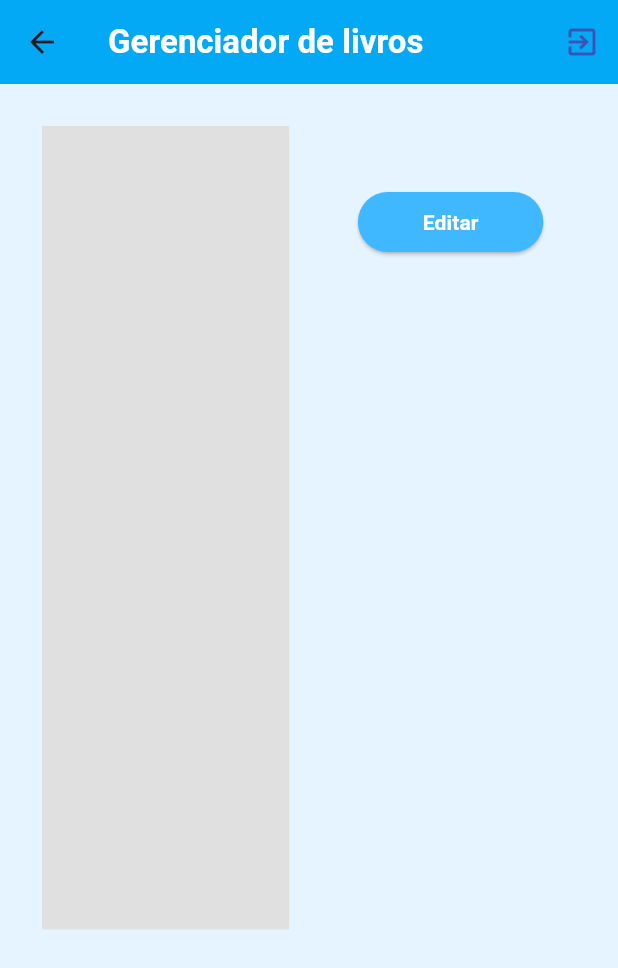
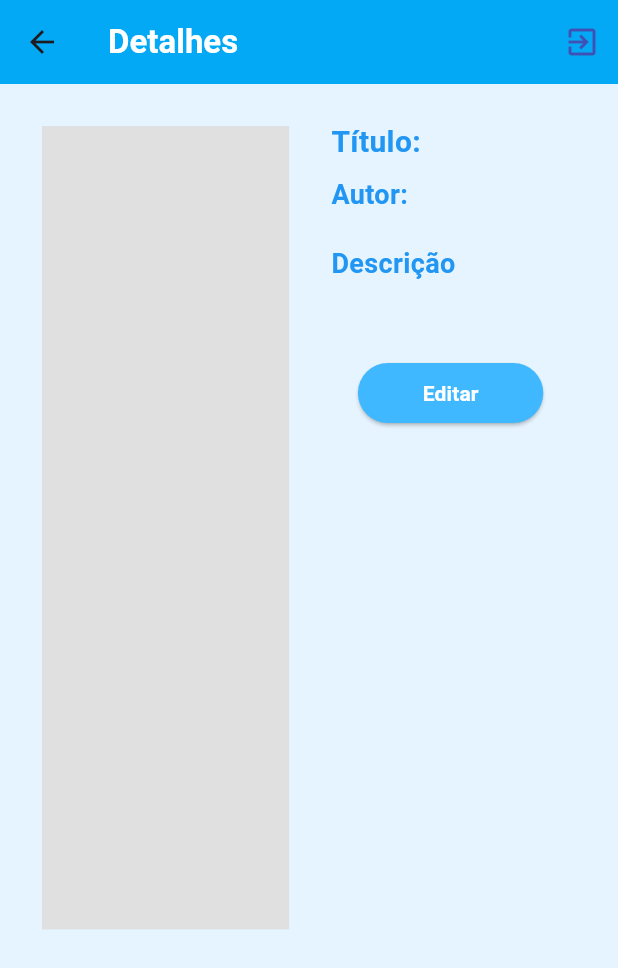
Before and after one commit to Mirelly-Gomes/Biblioteca_projeto_integrador, a Flutter app: the BookPage screen opened directly with empty values, on a phone screen of 412 x 824 dp. Shown: the top 968 px of the screen. Run offline on Flutter 3.47's test engine with Material 3 defaults, Android fonts, the phone set to English and light mode, and no system bars; our stand-ins replace dio, quickalert, shared_preferences; accounts and stored records are empty.

Commit message:
alterações

```diff
--- a/biblioteca/lib/pages/add_book.dart
+++ b/biblioteca/lib/pages/add_book.dart
@@ -12,7 +12,7 @@ class AddBookPage extends StatefulWidget {
 }
 
 class _AddBookPageState extends State<AddBookPage> {
-  final ApiService _apiService = ApiService(); // usa ApiService
+  final ApiService _apiService = ApiService();
   TextEditingController titleController = TextEditingController();
   TextEditingController authorController = TextEditingController();
   TextEditingController descriptionController = TextEditingController();
@@ -88,7 +88,7 @@ class _AddBookPageState extends State<AddBookPage> {
         backgroundColor: const Color(0xFF40B8FF),
         elevation: 0,
         title: const Text(
-          "Gerenciador de livros",
+          "Novo Livro",
           style: TextStyle(color: Colors.white),
         ),
         actions: [
@@ -173,7 +173,7 @@ class _AddBookPageState extends State<AddBookPage> {
                     ),
                   ),
                   child: const Text(
-                    "Adicionar",
+                    "Salvar",
                     style: TextStyle(
                       color: Colors.white,
                       fontWeight: FontWeight.bold,
--- a/biblioteca/lib/pages/book_page.dart
+++ b/biblioteca/lib/pages/book_page.dart
@@ -1,4 +1,5 @@
 import 'package:flutter/material.dart';
+import '../services/api_service.dart';
 
 class BookPage extends StatefulWidget {
   static const String route = "/book";
@@ -13,8 +14,9 @@ class _BookPageState extends State<BookPage> {
   late TextEditingController _titleController;
   late TextEditingController _authorController;
   late TextEditingController _descriptionController;
+  bool _isEditing = false;
 
-  bool _isEditing = false;
+  final ApiService _apiService = ApiService();
 
   @override
   void initState() {
@@ -34,11 +36,22 @@ class _BookPageState extends State<BookPage> {
     super.dispose();
   }
 
-  void _saveChanges() {
-    widget.book["title"] = _titleController.text;
-    widget.book["author"] = _authorController.text;
-    widget.book["description"] = _descriptionController.text;
-    Navigator.pop(context, widget.book);
+  Future<void> _saveChanges() async {
+    try {
+      final updatedBook = {
+        "title": _titleController.text,
+        "author": _authorController.text,
+        "description": _descriptionController.text,
+      };
+
+      await _apiService.updateLivro(widget.book["id"].toString(), updatedBook);
+
+      Navigator.pop(context, updatedBook);
+    } catch (e) {
+      ScaffoldMessenger.of(context).showSnackBar(
+        SnackBar(content: Text("Erro ao salvar: $e")),
+      );
+    }
   }
 
   @override
@@ -53,15 +66,13 @@ class _BookPageState extends State<BookPage> {
         backgroundColor: Colors.lightBlue,
         elevation: 0,
         title: const Text(
-          "Gerenciador de livros",
+          "Detalhes",
           style: TextStyle(color: Colors.white, fontWeight: FontWeight.bold),
         ),
         actions: [
           IconButton(
             icon: const Icon(Icons.exit_to_app, color: Colors.indigo),
-            onPressed: () {
-              Navigator.pop(context);
-            },
+            onPressed: () => Navigator.pop(context),
           ),
         ],
       ),
@@ -70,44 +81,34 @@ class _BookPageState extends State<BookPage> {
         child: Row(
           crossAxisAlignment: CrossAxisAlignment.start,
           children: [
-            // Capa
             Container(
               margin: const EdgeInsets.all(12),
               width: screenWidth * 0.4,
               height: screenHeight * 0.65,
               color: Colors.grey.shade300,
-              child:
-                  book["image"] != null && book["image"].toString().isNotEmpty
+              child: book["cover_url"] != null &&
+                      book["cover_url"].toString().isNotEmpty
                   ? ClipRRect(
                       borderRadius: BorderRadius.circular(8),
-                        child: Image.network(book["image"], fit: BoxFit.cover),
+                      child: Image.network(book["cover_url"], fit: BoxFit.cover),
                     )
                   : null,
             ),
-            // Informações
             Expanded(
               child: Padding(
-                padding: const EdgeInsets.symmetric(
-                  horizontal: 16,
-                  vertical: 8,
-                ),
+                padding: const EdgeInsets.symmetric(horizontal: 16, vertical: 8),
                 child: Column(
                   crossAxisAlignment: CrossAxisAlignment.start,
                   children: [
-                    // Título
                     _isEditing
                         ? TextField(
                             controller: _titleController,
                             decoration: const InputDecoration(
                               labelText: "Título",
-                            labelStyle: TextStyle(color: Colors.blue),
                               border: OutlineInputBorder(),
                             ),
-                          style: const TextStyle(color: Colors.black),
                           )
-                        : (book["title"] != null &&
-                            book["title"].toString().isNotEmpty)
-                        ? Text.rich(
+                        : Text.rich(
                             TextSpan(
                               children: [
                                 const TextSpan(
@@ -119,31 +120,22 @@ class _BookPageState extends State<BookPage> {
                                   ),
                                 ),
                                 TextSpan(
-                                text: book["title"],
-                                style: const TextStyle(
-                                  fontSize: 20,
-                                  color: Colors.black,
-                                ),
+                                  text: book["title"] ?? "",
+                                  style: const TextStyle(fontSize: 20),
                                 ),
                               ],
                             ),
-                        )
-                        : const SizedBox(),
+                          ),
                     const SizedBox(height: 8),
-                    // Autor
                     _isEditing
                         ? TextField(
                             controller: _authorController,
                             decoration: const InputDecoration(
                               labelText: "Autor",
-                            labelStyle: TextStyle(color: Colors.blue),
                               border: OutlineInputBorder(),
                             ),
-                          style: const TextStyle(color: Colors.black),
                           )
-                        : (book["author"] != null &&
-                            book["author"].toString().isNotEmpty)
-                        ? Text.rich(
+                        : Text.rich(
                             TextSpan(
                               children: [
                                 const TextSpan(
@@ -155,32 +147,23 @@ class _BookPageState extends State<BookPage> {
                                   ),
                                 ),
                                 TextSpan(
-                                text: book["author"],
-                                style: const TextStyle(
-                                  fontSize: 18,
-                                  color: Colors.black,
-                                ),
+                                  text: book["author"] ?? "",
+                                  style: const TextStyle(fontSize: 18),
                                 ),
                               ],
                             ),
-                        )
-                        : const SizedBox(),
+                          ),
                     const SizedBox(height: 20),
-                    // Descrição
                     _isEditing
                         ? TextField(
                             controller: _descriptionController,
                             decoration: const InputDecoration(
                               labelText: "Descrição",
-                            labelStyle: TextStyle(color: Colors.blue),
                               border: OutlineInputBorder(),
                             ),
                             maxLines: 5,
-                          style: const TextStyle(color: Colors.black),
                           )
-                        : (book["description"] != null &&
-                            book["description"].toString().isNotEmpty)
-                        ? Column(
+                        : Column(
                             crossAxisAlignment: CrossAxisAlignment.start,
                             children: [
                               const Text(
@@ -193,17 +176,12 @@ class _BookPageState extends State<BookPage> {
                               ),
                               const SizedBox(height: 10),
                               Text(
-                              book["description"],
-                              style: const TextStyle(
-                                fontSize: 16,
-                                color: Colors.black,
-                              ),
+                                book["description"] ?? "",
+                                style: const TextStyle(fontSize: 16),
                               ),
                             ],
-                        )
-                        : const SizedBox(),
+                          ),
                     const SizedBox(height: 20),
-
                     Center(
                       child: SizedBox(
                         width: screenWidth * 0.3,
@@ -213,9 +191,7 @@ class _BookPageState extends State<BookPage> {
                             if (_isEditing) {
                               _saveChanges();
                             } else {
-                              setState(() {
-                                _isEditing = true;
-                              });
+                              setState(() => _isEditing = true);
                             }
                           },
                           style: ElevatedButton.styleFrom(
--- a/biblioteca/lib/repositories/user_repository.dart
+++ b/biblioteca/lib/repositories/user_repository.dart
@@ -2,7 +2,7 @@ import 'package:biblioteca/data/models/user.dart';
 import '../services/api_service.dart';
 
 class UserRepository {
-  final ApiService _api = ApiService(); // Usa ApiService
+  final ApiService _api = ApiService();
 
   // Listar todos os usuários
   Future<List<AppUser>> list() async {
```
Also changed, not shown: biblioteca/lib/pages/home_page.dart (+16 -10 lines), biblioteca/lib/services/api_service.dart (+2 -9 lines). Lines whose indentation alone changed are shown as unchanged.
